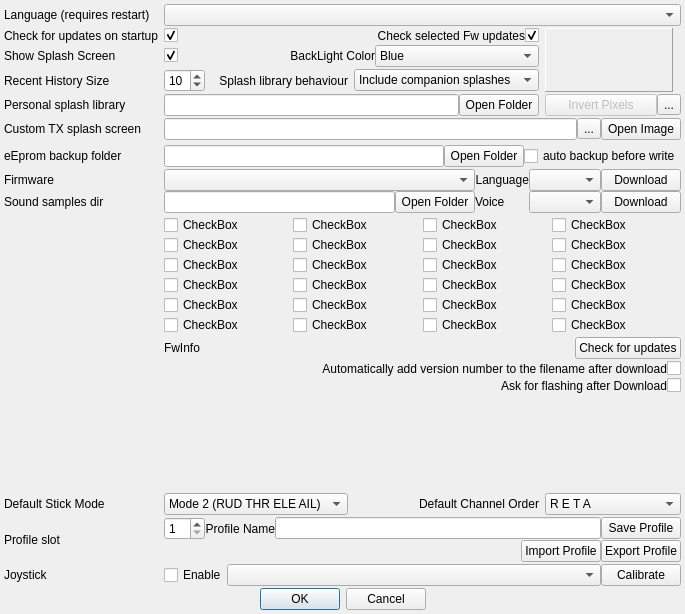
The window that src/preferencesdialog.ui (roberto1903/companion9x) describes before a commit, drawn with Qt 5.
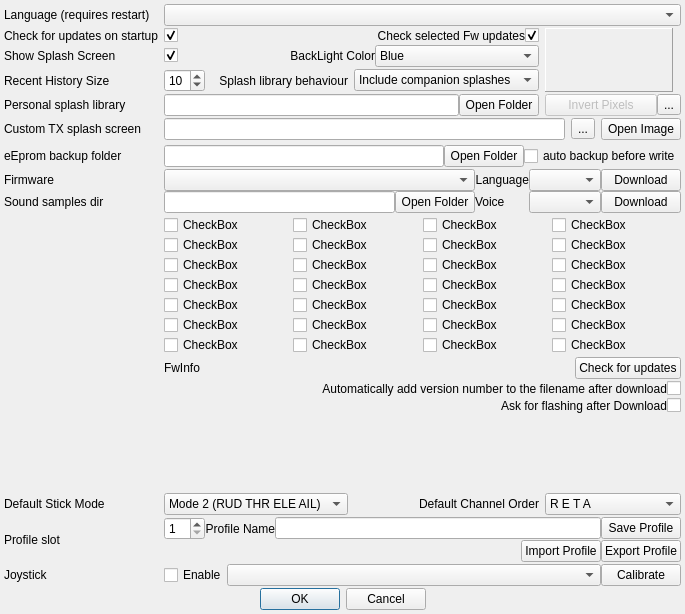
The same window after the commit. Icons and pictures are not drawn.

Patch:
```diff
--- a/src/preferencesdialog.ui
+++ b/src/preferencesdialog.ui
@@ -190,7 +190,7 @@
    <item row="6" column="1" colspan="4">
     <layout class="QHBoxLayout" name="horizontalLayout_2">
      <property name="spacing">
-      <number>-1</number>
+      <number>6</number>
      </property>
      <item>
       <widget class="QLineEdit" name="SplashFileName">
@@ -485,6 +485,34 @@
        </property>
       </widget>
      </item>
+     <item row="6" column="0">
+      <widget class="QCheckBox" name="optionCheckBox_25">
+       <property name="text">
+        <string>CheckBox</string>
+       </property>
+      </widget>
+     </item>
+     <item row="6" column="1">
+      <widget class="QCheckBox" name="optionCheckBox_26">
+       <property name="text">
+        <string>CheckBox</string>
+       </property>
+      </widget>
+     </item>
+     <item row="6" column="2">
+      <widget class="QCheckBox" name="optionCheckBox_27">
+       <property name="text">
+        <string>CheckBox</string>
+       </property>
+      </widget>
+     </item>
+     <item row="6" column="3">
+      <widget class="QCheckBox" name="optionCheckBox_28">
+       <property name="text">
+        <string>CheckBox</string>
+       </property>
+      </widget>
+     </item>
     </layout>
    </item>
    <item row="14" column="1" colspan="4">
```
Left out of the diff: 14 changed lines with no effect on the pictures.
